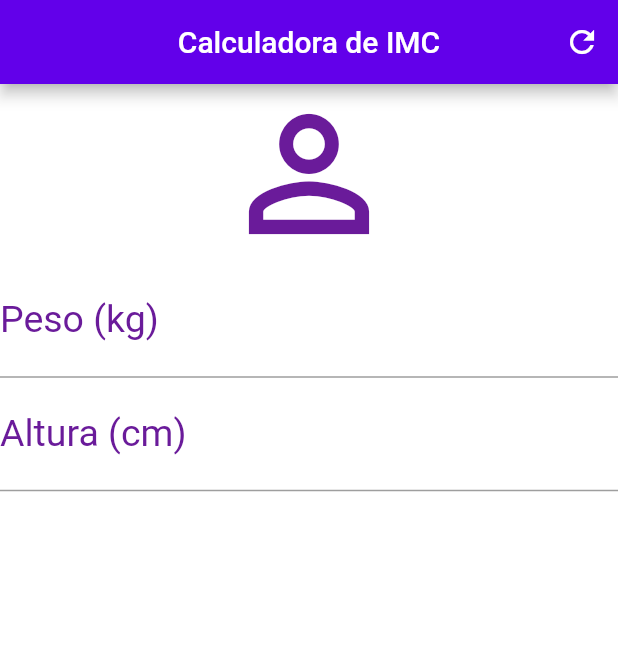
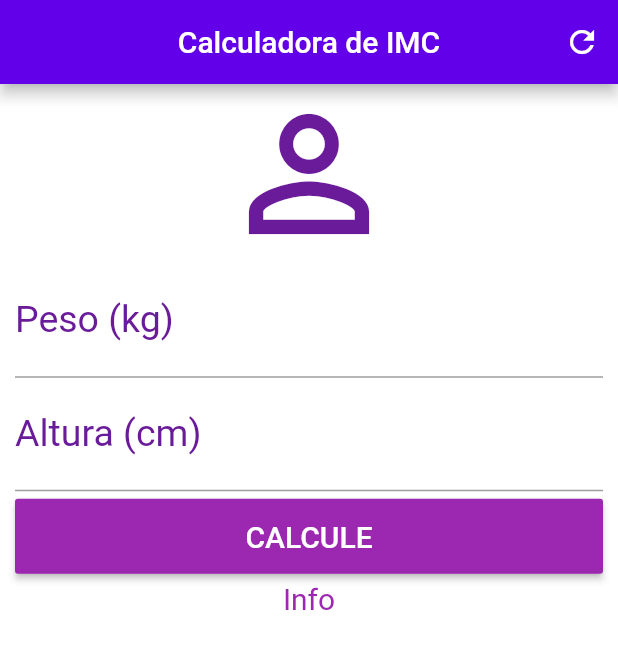
Before and after one commit to sirwez/Dart_Init, a Flutter app: the screen it shows after launch, on a phone screen of 412 x 824 dp. Shown: the top 649 px of the screen. Run offline on Flutter 3.47's test engine with Material 2 defaults, Android fonts, the phone set to English and light mode, and no system bars.

Commit message:
Calculadora IMC

```diff
--- a/Flutter/calc_imc/lib/main.dart
+++ b/Flutter/calc_imc/lib/main.dart
@@ -35,7 +35,9 @@ class _HomeState extends State<Home> {
         ],
       ),
       backgroundColor: Colors.white,
-      body: Column(
+      body: SingleChildScrollView(
+        padding: EdgeInsets.fromLTRB(10.0, 0.0, 10.0, 0.0),
+        child: Column(
           crossAxisAlignment: CrossAxisAlignment.stretch,
           children: <Widget>[
             Icon(Icons.person_outline,
@@ -54,7 +56,26 @@ class _HomeState extends State<Home> {
                     labelStyle: TextStyle(color: Colors.purple.shade800)),
                 textAlign: TextAlign.center,
                 style: TextStyle(color: Colors.purple, fontSize: 25.0)),
+            Padding(
+              padding: EdgeInsets.only(top: 5.0, bottom: 5.0),
+              child: Container(
+                height: 50.0,
+                child: RaisedButton(
+                  child: Text("CALCULE",
+                      style: TextStyle(
+                          color: Colors.white,
+                          fontStyle: FontStyle.normal,
+                          fontSize: 20.0)),
+                  onPressed: () {},
+                  color: Colors.purple,
+                ),
+              ),
+            ),
+            Text("Info",
+                textAlign: TextAlign.center,
+                style: TextStyle(color: Colors.purple, fontSize: 20.0))
           ],
+        ),
       ),
     );
   }
```
Also changed, not shown: 1 other file. Lines whose indentation alone changed are shown as unchanged.
